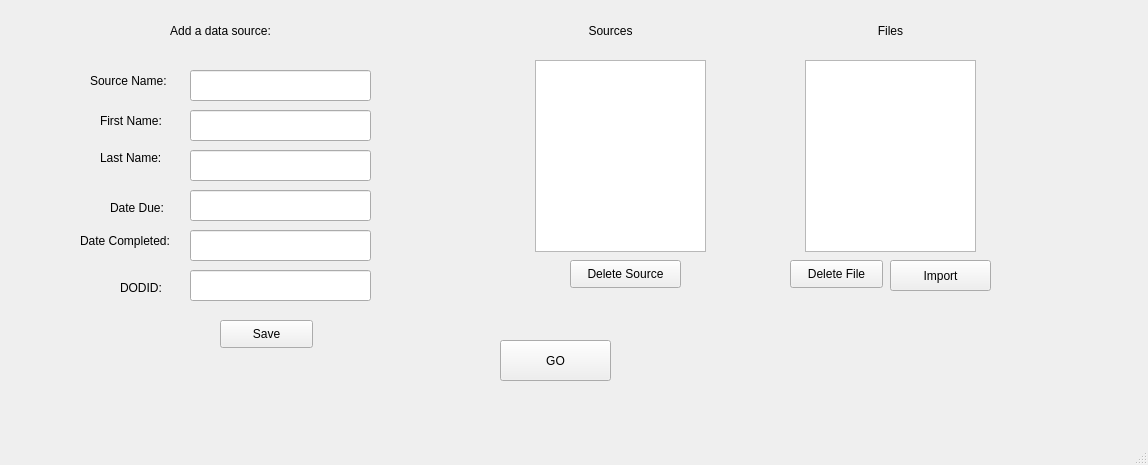
Qt form src/uiFile.ui (andrewh1011/project_elevate) before a commit.
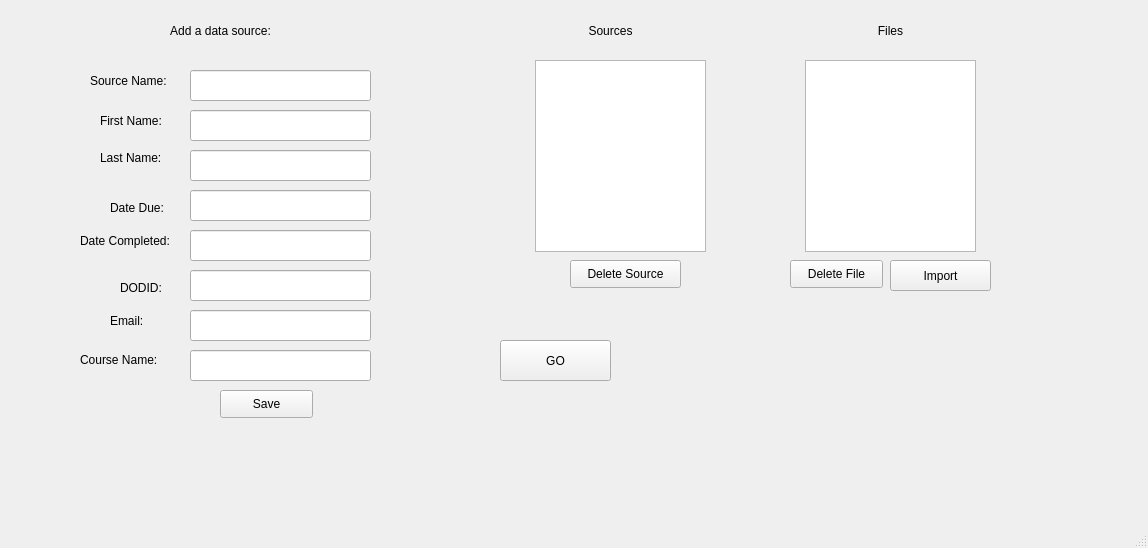
The same form after that commit.

Commit message: add coursename and email columns, start id build

```diff
--- a/src/uiFile.ui
+++ b/src/uiFile.ui
@@ -7,7 +7,7 @@
     <x>0</x>
     <y>0</y>
     <width>1148</width>
-    <height>465</height>
+    <height>548</height>
    </rect>
   </property>
   <property name="windowTitle">
@@ -80,7 +80,7 @@
     <property name="geometry">
      <rect>
       <x>220</x>
-      <y>320</y>
+      <y>390</y>
       <width>93</width>
       <height>28</height>
      </rect>
@@ -186,8 +186,8 @@
    <widget class="QLabel" name="actionLabel">
     <property name="geometry">
      <rect>
-      <x>130</x>
-      <y>360</y>
+      <x>80</x>
+      <y>450</y>
       <width>521</width>
       <height>16</height>
      </rect>
@@ -316,6 +316,58 @@
      <string>GO</string>
     </property>
    </widget>
+   <widget class="QLineEdit" name="email">
+    <property name="geometry">
+     <rect>
+      <x>190</x>
+      <y>310</y>
+      <width>181</width>
+      <height>31</height>
+     </rect>
+    </property>
+    <property name="text">
+     <string/>
+    </property>
+   </widget>
+   <widget class="QLineEdit" name="courseName">
+    <property name="geometry">
+     <rect>
+      <x>190</x>
+      <y>350</y>
+      <width>181</width>
+      <height>31</height>
+     </rect>
+    </property>
+    <property name="text">
+     <string/>
+    </property>
+   </widget>
+   <widget class="QLabel" name="label_11">
+    <property name="geometry">
+     <rect>
+      <x>110</x>
+      <y>310</y>
+      <width>111</width>
+      <height>21</height>
+     </rect>
+    </property>
+    <property name="text">
+     <string>Email:</string>
+    </property>
+   </widget>
+   <widget class="QLabel" name="label_12">
+    <property name="geometry">
+     <rect>
+      <x>80</x>
+      <y>350</y>
+      <width>91</width>
+      <height>20</height>
+     </rect>
+    </property>
+    <property name="text">
+     <string>Course Name:</string>
+    </property>
+   </widget>
   </widget>
   <widget class="QMenuBar" name="menubar">
    <property name="geometry">
```
The commit also changes 5 other files.
